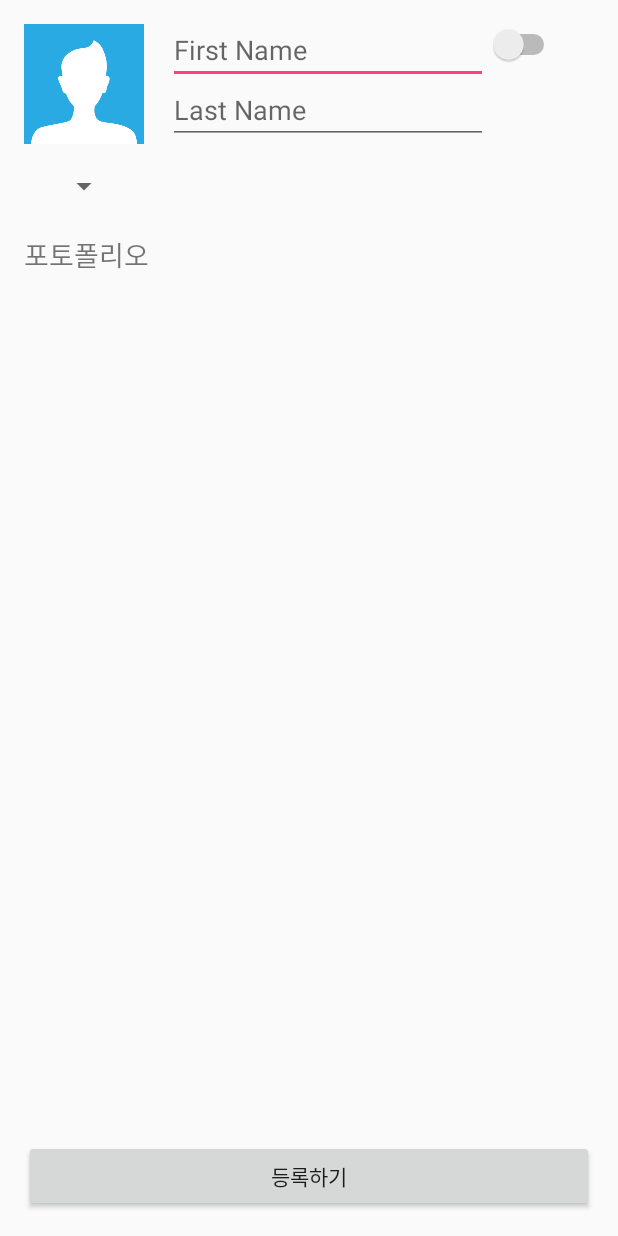
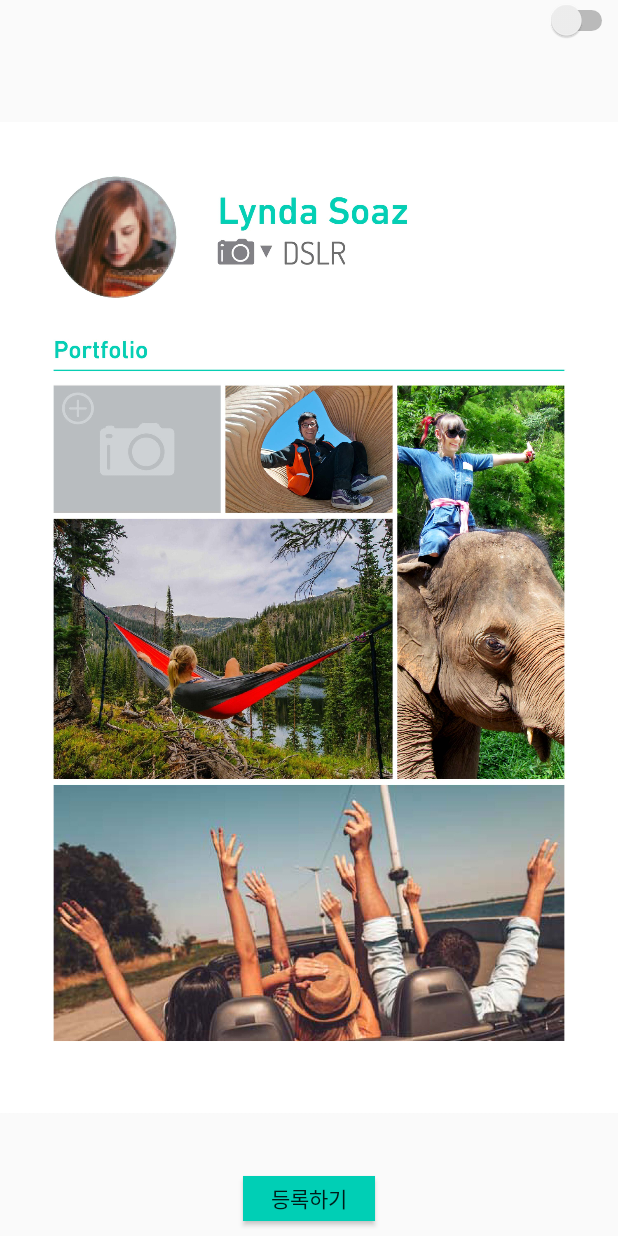
Before and after one commit to Curookie/startupwe-piccle, an Android app: the layout activity_give_register.xml on its own in the app's theme, with its tools: preview values and no code run, on a phone screen of 412 x 824 dp. Run offline under Robolectric (Android 15) with nearby library versions, the phone set to English and light mode, and no system bars.

Commit message:
Merge branch 'master' of github.com:Curookie/startupwe-piccle
# Conflicts:
#	.gradle/3.3/taskArtifacts/fileHashes.bin
#	.gradle/3.3/taskArtifacts/fileSnapshots.bin
#	.gradle/3.3/taskArtifacts/taskArtifacts.bin
#	.gradle/3.3/taskArtifacts/taskArtifacts.lock
#	.gradle/3.3/tasks/_app_compileDebugJavaWithJavac/localClassSetAnalysis/localClassSetAnalysis.lock
#	.gradle/3.3/tasks/_app_compileDebugJavaWithJavac/localJarClasspathSnapshot/localJarClasspathSnapshot.lock
#	app/src/main/AndroidManifest.xml
#	app/src/main/java/piccle/startupwe/piccle/MainActivity.java
#	app/src/main/java/piccle/startupwe/piccle/ReservationConditionSetting.java
#	app/src/main/res/layout/activity_condition_setting.xml
#	app/src/main/res/layout/activity_main.xml

```diff
--- a/app/src/main/java/piccle/startupwe/piccle/MainActivity.java
+++ b/app/src/main/java/piccle/startupwe/piccle/MainActivity.java
@@ -6,6 +6,10 @@ import android.support.v7.app.AppCompatActivity;
 import android.os.Bundle;
 import android.text.Layout;
 import android.view.View;
+import android.view.animation.AccelerateInterpolator;
+import android.view.animation.AlphaAnimation;
+import android.view.animation.Animation;
+import android.view.animation.DecelerateInterpolator;
 import android.widget.AdapterView;
 import android.widget.Gallery;
 import android.widget.LinearLayout;
--- a/app/src/main/res/layout/activity_give_main.xml
+++ b/app/src/main/res/layout/activity_give_main.xml
@@ -57,7 +57,8 @@
                         <CalendarView
                             android:layout_width="match_parent"
                             android:layout_height="match_parent"
-                            android:id="@+id/calendarView" />
+                            android:id="@+id/calendarView"
+                            android:layout_marginTop="200dp" />
                     </RelativeLayout>
 
                 </LinearLayout>
--- a/app/src/main/res/layout/activity_give_register.xml
+++ b/app/src/main/res/layout/activity_give_register.xml
@@ -5,66 +5,46 @@
     android:id="@+id/activity_give_register"
     android:layout_width="match_parent"
     android:layout_height="match_parent"
-    android:paddingBottom="@dimen/activity_vertical_margin"
-    android:paddingLeft="@dimen/activity_horizontal_margin"
-    android:paddingRight="@dimen/activity_horizontal_margin"
-    android:paddingTop="@dimen/activity_vertical_margin"
+    android:paddingBottom="0dp"
+    android:paddingLeft="0dp"
+    android:paddingRight="0dp"
+    android:paddingTop="0dp"
     android:orientation="vertical"
     tools:context="piccle.startupwe.piccle.GiveRegisterActivity">
 
-    <LinearLayout
-        android:orientation="horizontal"
-        android:layout_width="wrap_content"
-        android:layout_height="wrap_content">
+    <RelativeLayout
+        android:layout_width="match_parent"
+        android:layout_height="match_parent"
+        android:layout_weight="1">
 
         <ImageView
-            android:layout_width="80dp"
-            app:srcCompat="@drawable/noprofile"
+            android:layout_width="match_parent"
+            app:srcCompat="@mipmap/registerpage"
             android:id="@+id/imageView"
-            android:layout_height="80dp"
+            android:layout_height="match_parent"
             android:layout_weight="1" />
 
-        <LinearLayout
-            android:orientation="vertical"
+        <Switch
             android:layout_width="match_parent"
-            android:layout_height="match_parent"
-            android:layout_weight="1">
-
-            <EditText
-                android:layout_width="match_parent"
-                android:layout_height="wrap_content"
-                android:layout_marginLeft="16dp"
-                android:inputType="textCapCharacters|textPersonName"
-                android:ems="10"
-                android:id="@+id/editText"
-                android:layout_weight="1"
-                android:hint="First Name"
-                android:singleLine="true" />
-
-            <EditText
-                android:layout_width="match_parent"
-                android:layout_height="wrap_content"
-                android:layout_marginLeft="16dp"
-                android:inputType="textCapCharacters|textPersonName"
-                android:ems="10"
-                android:id="@+id/editText2"
-                android:layout_weight="1"
-                android:hint="Last Name"
-                android:singleLine="true" />
-
-        </LinearLayout>
-
-        <Switch
-            android:layout_width="wrap_content"
             android:layout_height="wrap_content"
             android:id="@+id/switch1"
             android:layout_weight="1"
             android:gravity="right"/>
 
+        <Button
+            android:text="등록하기"
+            android:layout_width="wrap_content"
+            android:layout_height="30dp"
+            android:id="@+id/btnDone"
+            android:layout_weight="1"
+            android:layout_centerVertical="false"
+            android:layout_alignParentBottom="true"
+            android:layout_centerHorizontal="true"
+            android:background="#00CFB5"
+            android:layout_marginBottom="10dp" />
+    </RelativeLayout>
 
-
-    </LinearLayout>
-
+    <!--
     <LinearLayout
         android:orientation="horizontal"
         android:layout_width="wrap_content"
@@ -77,41 +57,6 @@
             android:layout_height="wrap_content"
             android:id="@+id/spinner1" />
     </LinearLayout>
-
-    <TextView
-        android:text="포토폴리오"
-        android:layout_width="match_parent"
-        android:layout_height="wrap_content"
-        android:id="@+id/textView4"
-        android:layout_marginTop="20dp"
-        android:textSize="18sp" />
-
-    <GridView
-        android:id="@+id/gridView1"
-        android:layout_width="match_parent"
-        android:layout_height="239dp"
-        android:layout_marginTop="10dp"
-        android:numColumns="auto_fit"
-        android:verticalSpacing="5dp"
-        android:horizontalSpacing="5dp"
-        android:columnWidth="100dp"
-        android:stretchMode="columnWidth"
-        android:gravity="center"
-        />
-
-    <LinearLayout
-        android:orientation="horizontal"
-        android:layout_width="match_parent"
-        android:layout_height="match_parent"
-        android:layout_weight="1"
-        android:gravity="bottom">
-
-        <Button
-            android:text="등록하기"
-            android:layout_width="wrap_content"
-            android:layout_height="wrap_content"
-            android:id="@+id/btnDone"
-            android:layout_weight="1" />
-    </LinearLayout>
+-->
 
 </LinearLayout>
--- a/app/src/main/res/layout/activity_start.xml
+++ b/app/src/main/res/layout/activity_start.xml
@@ -24,7 +24,7 @@
             android:layout_gravity="center_vertical">
 
             <ImageView
-                android:layout_width="360dp"
+                android:layout_width="230dp"
                 android:background="@mipmap/img_give"
                 android:id="@+id/btnGive"
                 android:layout_height="270dp"
@@ -55,7 +55,7 @@
             android:layout_gravity="center_vertical">
 
             <ImageView
-                android:layout_width="360dp"
+                android:layout_width="230dp"
                 android:layout_height="270dp"
                 android:background="@mipmap/img_take"
                 android:id="@+id/btnTake"
```
Also changed, not shown: app/src/main/java/piccle/startupwe/piccle/GiveRegisterActivity.java (+5 -5 lines), app/src/main/java/piccle/startupwe/piccle/ReservationConditionSetting.java (+11 -10 lines), app/src/main/res/layout/activity_show_giver_list.xml (+24 -2 lines), app/src/main/res/mipmap-xxhdpi/registerpage.jpg (added).
